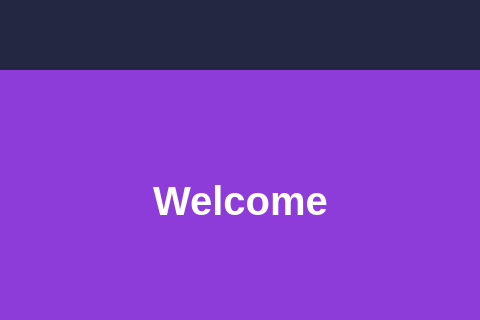
Qt form UIPrototype/prototypeDevelopment1/main_user_interface.ui (bnetting/UoN_2022-23_Group_Project) before a commit; both pictures show x 325 to 805 and y 420 to 740 of the 1131 by 740 pixel window.
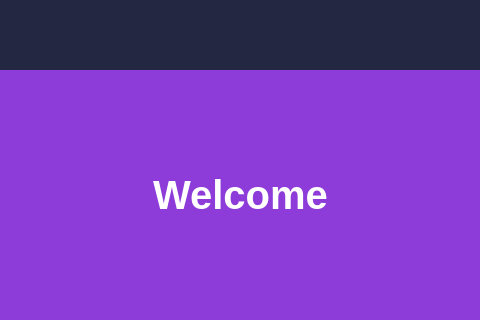
The same form after that commit. Icons and pictures are not drawn.

```diff
--- a/UIPrototype/prototypeDevelopment1/main_user_interface.ui
+++ b/UIPrototype/prototypeDevelopment1/main_user_interface.ui
@@ -166,7 +166,13 @@
             </widget>
            </item>
            <item>
-            <widget class="QFrame" name="frame_20">
+            <widget class="QWidget" name="bottom_tab" native="true">
+             <property name="sizePolicy">
+              <sizepolicy hsizetype="MinimumExpanding" vsizetype="Preferred">
+               <horstretch>0</horstretch>
+               <verstretch>0</verstretch>
+              </sizepolicy>
+             </property>
              <property name="maximumSize">
               <size>
                <width>16777215</width>
@@ -178,21 +184,9 @@
 border-top-left-radius: 80px 80px;
 border-top-right-radius: 80px 80px;</string>
              </property>
-             <property name="frameShape">
-              <enum>QFrame::StyledPanel</enum>
-             </property>
-             <property name="frameShadow">
-              <enum>QFrame::Raised</enum>
-             </property>
+             <layout class="QVBoxLayout" name="verticalLayout_11">
+              <item alignment="Qt::AlignHCenter|Qt::AlignVCenter">
              <widget class="QPushButton" name="pushButton">
-              <property name="geometry">
-               <rect>
-                <x>450</x>
-                <y>80</y>
-                <width>231</width>
-                <height>101</height>
-               </rect>
-              </property>
               <property name="sizePolicy">
                <sizepolicy hsizetype="Maximum" vsizetype="Maximum">
                 <horstretch>0</horstretch>
@@ -212,6 +206,8 @@
                <string>Welcome</string>
               </property>
              </widget>
+              </item>
+             </layout>
             </widget>
            </item>
           </layout>
```
Left out of the diff: 8 changed lines with no effect on the pictures. Lines whose indentation alone changed are shown as unchanged.
